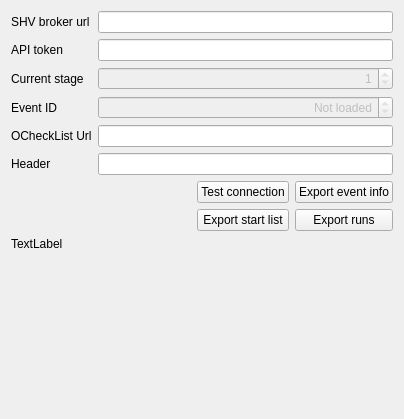
Old version of the form quickevent/app/quickevent/plugins/Event/src/services/qx/qxeventservicewidget.ui in the repository Quick-Box/quickevent.
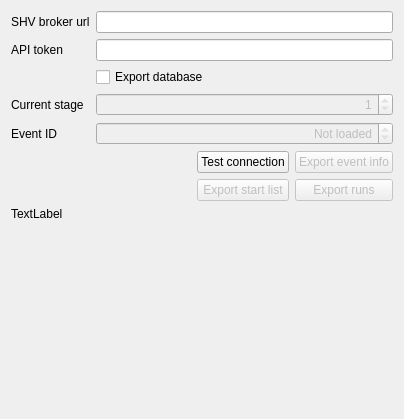
New version of the form.

What changed in the file:
```diff
--- a/quickevent/app/quickevent/plugins/Event/src/services/qx/qxeventservicewidget.ui
+++ b/quickevent/app/quickevent/plugins/Event/src/services/qx/qxeventservicewidget.ui
@@ -16,30 +16,23 @@
   <layout class="QVBoxLayout" name="verticalLayout">
    <item>
     <layout class="QGridLayout" name="gridLayout">
-     <item row="0" column="0">
-      <widget class="QLabel" name="label_2">
+     <item row="4" column="0">
+      <widget class="QLabel" name="label_4">
+       <property name="toolTip">
+        <string>Fill this url into HTTP POST synchonization method in O-CheckList</string>
+       </property>
        <property name="text">
-        <string>SHV broker url</string>
+        <string>Event ID</string>
        </property>
       </widget>
      </item>
      <item row="0" column="1">
       <widget class="QLineEdit" name="edServerUrl"/>
      </item>
-     <item row="1" column="0">
-      <widget class="QLabel" name="label_5">
-       <property name="toolTip">
-        <string>Fill this url into HTTP POST synchonization method in O-CheckList</string>
-       </property>
-       <property name="text">
-        <string>API token</string>
-       </property>
-      </widget>
-     </item>
      <item row="1" column="1">
       <widget class="QLineEdit" name="edApiToken"/>
      </item>
-     <item row="2" column="0">
+     <item row="3" column="0">
       <widget class="QLabel" name="label_6">
        <property name="toolTip">
         <string>Fill this url into HTTP POST synchonization method in O-CheckList</string>
@@ -49,7 +42,7 @@
        </property>
       </widget>
      </item>
-     <item row="2" column="1">
+     <item row="3" column="1">
       <widget class="QSpinBox" name="edCurrentStage">
        <property name="enabled">
         <bool>false</bool>
@@ -65,17 +58,14 @@
        </property>
       </widget>
      </item>
-     <item row="3" column="0">
-      <widget class="QLabel" name="label_4">
-       <property name="toolTip">
-        <string>Fill this url into HTTP POST synchonization method in O-CheckList</string>
-       </property>
+     <item row="0" column="0">
+      <widget class="QLabel" name="label_2">
        <property name="text">
-        <string>Event ID</string>
+        <string>SHV broker url</string>
        </property>
       </widget>
      </item>
-     <item row="3" column="1">
+     <item row="4" column="1">
       <widget class="QSpinBox" name="edEventId">
        <property name="enabled">
         <bool>false</bool>
@@ -94,37 +84,20 @@
        </property>
       </widget>
      </item>
-     <item row="4" column="0">
-      <widget class="QLabel" name="label_3">
+     <item row="1" column="0">
+      <widget class="QLabel" name="label_5">
        <property name="toolTip">
         <string>Fill this url into HTTP POST synchonization method in O-CheckList</string>
        </property>
        <property name="text">
-        <string>OCheckList Url</string>
+        <string>API token</string>
        </property>
       </widget>
      </item>
-     <item row="4" column="1">
-      <widget class="QLineEdit" name="edOChecklistUrl">
-       <property name="readOnly">
-        <bool>true</bool>
-       </property>
-      </widget>
-     </item>
-     <item row="5" column="0">
-      <widget class="QLabel" name="label_7">
-       <property name="toolTip">
-        <string>Fill this url into HTTP POST synchonization method in O-CheckList</string>
-       </property>
+     <item row="2" column="1">
+      <widget class="QCheckBox" name="chkExportDatabase">
        <property name="text">
-        <string>Header</string>
-       </property>
-      </widget>
-     </item>
-     <item row="5" column="1">
-      <widget class="QLineEdit" name="edOChecklistUrlHeader">
-       <property name="readOnly">
-        <bool>true</bool>
+        <string>Export database</string>
        </property>
       </widget>
      </item>
@@ -147,6 +120,9 @@
      </item>
      <item row="0" column="2">
       <widget class="QPushButton" name="btExportEventInfo">
+       <property name="enabled">
+        <bool>false</bool>
+       </property>
        <property name="text">
         <string>Export event info</string>
        </property>
@@ -161,6 +137,9 @@
      </item>
      <item row="1" column="1">
       <widget class="QPushButton" name="btExportStartList">
+       <property name="enabled">
+        <bool>false</bool>
+       </property>
        <property name="text">
         <string>Export start list</string>
        </property>
@@ -168,6 +147,9 @@
      </item>
      <item row="1" column="2">
       <widget class="QPushButton" name="btExportRuns">
+       <property name="enabled">
+        <bool>false</bool>
+       </property>
        <property name="text">
         <string>Export runs</string>
        </property>
```
Left out of the diff: 1 changed line with no effect on the pictures.
